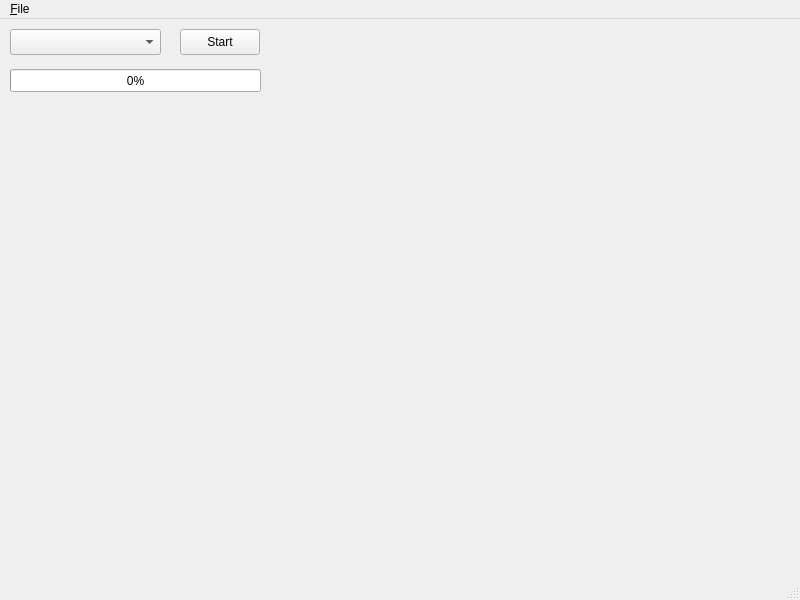
First picture: the form in src/mainwindow.ui, repository ThKattanek/cas_to_sio, before the edit.
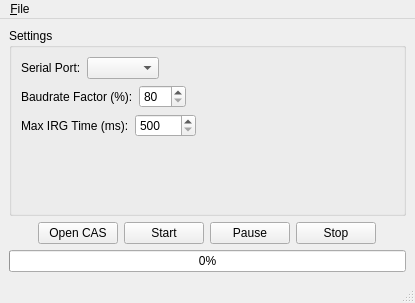
Second picture: the form after the edit.

Commit message: first transfer to atari 800 xl

```diff
--- a/src/mainwindow.ui
+++ b/src/mainwindow.ui
@@ -6,57 +6,205 @@
    <rect>
     <x>0</x>
     <y>0</y>
-    <width>800</width>
-    <height>600</height>
+    <width>415</width>
+    <height>303</height>
    </rect>
   </property>
   <property name="windowTitle">
    <string>MainWindow</string>
   </property>
   <widget class="QWidget" name="centralwidget">
-   <widget class="QComboBox" name="serial_ports">
-    <property name="geometry">
-     <rect>
-      <x>10</x>
-      <y>10</y>
-      <width>151</width>
-      <height>26</height>
-     </rect>
-    </property>
-   </widget>
-   <widget class="QPushButton" name="start_transfer">
-    <property name="geometry">
-     <rect>
-      <x>180</x>
-      <y>10</y>
-      <width>80</width>
-      <height>26</height>
-     </rect>
-    </property>
-    <property name="text">
-     <string>Start</string>
-    </property>
-   </widget>
-   <widget class="QProgressBar" name="transmit_progress">
-    <property name="geometry">
-     <rect>
-      <x>10</x>
-      <y>50</y>
-      <width>251</width>
-      <height>23</height>
-     </rect>
-    </property>
-    <property name="value">
-     <number>0</number>
-    </property>
-   </widget>
+   <layout class="QVBoxLayout" name="verticalLayout_2">
+    <item>
+     <widget class="QGroupBox" name="groupBox">
+      <property name="title">
+       <string>Settings</string>
+      </property>
+      <layout class="QVBoxLayout" name="verticalLayout">
+       <item>
+        <layout class="QHBoxLayout" name="horizontalLayout">
+         <item>
+          <widget class="QLabel" name="serialport_label">
+           <property name="text">
+            <string>Serial Port:</string>
+           </property>
+          </widget>
+         </item>
+         <item>
+          <widget class="QComboBox" name="serial_ports"/>
+         </item>
+         <item>
+          <spacer name="horizontalSpacer">
+           <property name="orientation">
+            <enum>Qt::Horizontal</enum>
+           </property>
+           <property name="sizeHint" stdset="0">
+            <size>
+             <width>40</width>
+             <height>20</height>
+            </size>
+           </property>
+          </spacer>
+         </item>
+        </layout>
+       </item>
+       <item>
+        <layout class="QHBoxLayout" name="horizontalLayout_3">
+         <item>
+          <widget class="QLabel" name="baudrate_factor_label">
+           <property name="text">
+            <string>Baudrate Factor (%):</string>
+           </property>
+          </widget>
+         </item>
+         <item>
+          <widget class="QSpinBox" name="baudrate_spin">
+           <property name="minimum">
+            <number>80</number>
+           </property>
+           <property name="maximum">
+            <number>150</number>
+           </property>
+          </widget>
+         </item>
+         <item>
+          <spacer name="horizontalSpacer_4">
+           <property name="orientation">
+            <enum>Qt::Horizontal</enum>
+           </property>
+           <property name="sizeHint" stdset="0">
+            <size>
+             <width>40</width>
+             <height>20</height>
+            </size>
+           </property>
+          </spacer>
+         </item>
+        </layout>
+       </item>
+       <item>
+        <layout class="QHBoxLayout" name="horizontalLayout_4">
+         <item>
+          <widget class="QLabel" name="max_irg_label">
+           <property name="text">
+            <string>Max IRG Time (ms):</string>
+           </property>
+          </widget>
+         </item>
+         <item>
+          <widget class="QSpinBox" name="irg_time_spin">
+           <property name="minimum">
+            <number>500</number>
+           </property>
+           <property name="maximum">
+            <number>25000</number>
+           </property>
+          </widget>
+         </item>
+         <item>
+          <spacer name="horizontalSpacer_5">
+           <property name="orientation">
+            <enum>Qt::Horizontal</enum>
+           </property>
+           <property name="sizeHint" stdset="0">
+            <size>
+             <width>40</width>
+             <height>20</height>
+            </size>
+           </property>
+          </spacer>
+         </item>
+        </layout>
+       </item>
+       <item>
+        <spacer name="verticalSpacer">
+         <property name="orientation">
+          <enum>Qt::Vertical</enum>
+         </property>
+         <property name="sizeHint" stdset="0">
+          <size>
+           <width>20</width>
+           <height>40</height>
+          </size>
+         </property>
+        </spacer>
+       </item>
+      </layout>
+     </widget>
+    </item>
+    <item>
+     <layout class="QHBoxLayout" name="horizontalLayout_2">
+      <item>
+       <spacer name="horizontalSpacer_3">
+        <property name="orientation">
+         <enum>Qt::Horizontal</enum>
+        </property>
+        <property name="sizeHint" stdset="0">
+         <size>
+          <width>40</width>
+          <height>20</height>
+         </size>
+        </property>
+       </spacer>
+      </item>
+      <item>
+       <widget class="QPushButton" name="cas_open_button">
+        <property name="text">
+         <string>Open CAS</string>
+        </property>
+       </widget>
+      </item>
+      <item>
+       <widget class="QPushButton" name="cas_start_button">
+        <property name="text">
+         <string>Start</string>
+        </property>
+       </widget>
+      </item>
+      <item>
+       <widget class="QPushButton" name="cas_pause_button">
+        <property name="text">
+         <string>Pause</string>
+        </property>
+       </widget>
+      </item>
+      <item>
+       <widget class="QPushButton" name="cas_stop_button">
+        <property name="text">
+         <string>Stop</string>
+        </property>
+       </widget>
+      </item>
+      <item>
+       <spacer name="horizontalSpacer_2">
+        <property name="orientation">
+         <enum>Qt::Horizontal</enum>
+        </property>
+        <property name="sizeHint" stdset="0">
+         <size>
+          <width>40</width>
+          <height>20</height>
+         </size>
+        </property>
+       </spacer>
+      </item>
+     </layout>
+    </item>
+    <item>
+     <widget class="QProgressBar" name="transmit_progress">
+      <property name="value">
+       <number>0</number>
+      </property>
+     </widget>
+    </item>
+   </layout>
   </widget>
   <widget class="QMenuBar" name="menubar">
    <property name="geometry">
     <rect>
      <x>0</x>
      <y>0</y>
-     <width>800</width>
+     <width>415</width>
      <height>23</height>
     </rect>
    </property>
```
The commit also changes 6 other files.
